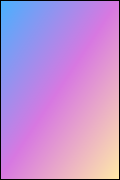
Old version of the form Data/src/ui/backcard.ui in the repository NE-student/CardGames.
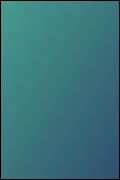
New version of the form.

```diff
--- a/Data/src/ui/backcard.ui
+++ b/Data/src/ui/backcard.ui
@@ -12,8 +12,8 @@
   </property>
   <property name="minimumSize">
    <size>
-    <width>60</width>
-    <height>130</height>
+    <width>0</width>
+    <height>80</height>
    </size>
   </property>
   <property name="maximumSize">
@@ -48,7 +48,9 @@
 {
 	
 	
-	background-color: qlineargradient(spread:pad, x1:0, y1:0, x2:1, y2:1, stop:0 rgba(70, 177, 255, 255), stop:0.494318 rgba(215, 120, 225, 255), stop:1 rgba(255, 234, 167, 255));
+	
+	
+	background-color: qlineargradient(spread:pad, x1:0, y1:0, x2:1, y2:1, stop:0 rgba(69, 156, 142, 255), stop:1 rgba(6, 45, 79, 209));
 }</string>
      </property>
      <property name="frameShape">
```
